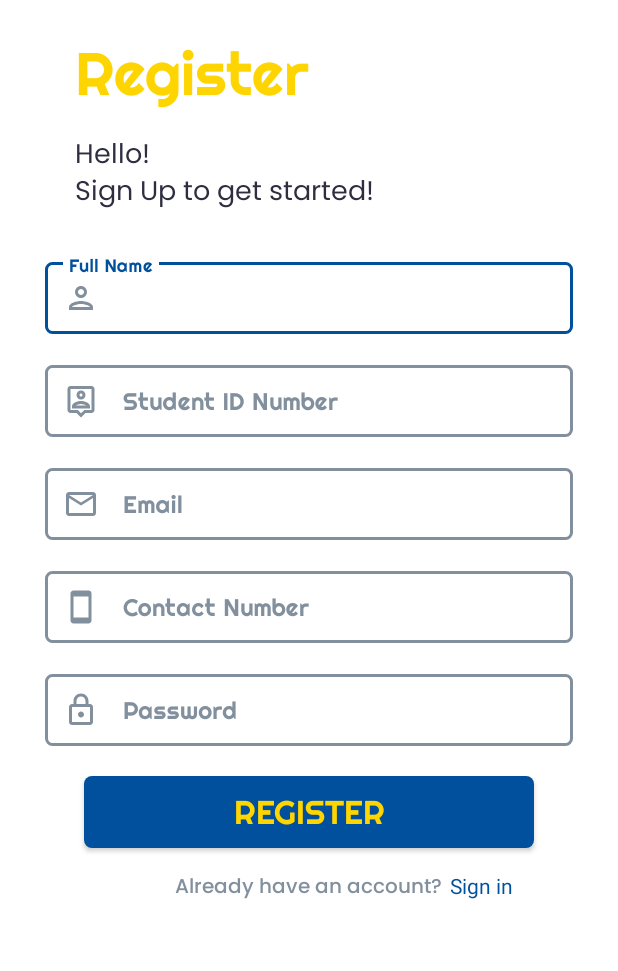
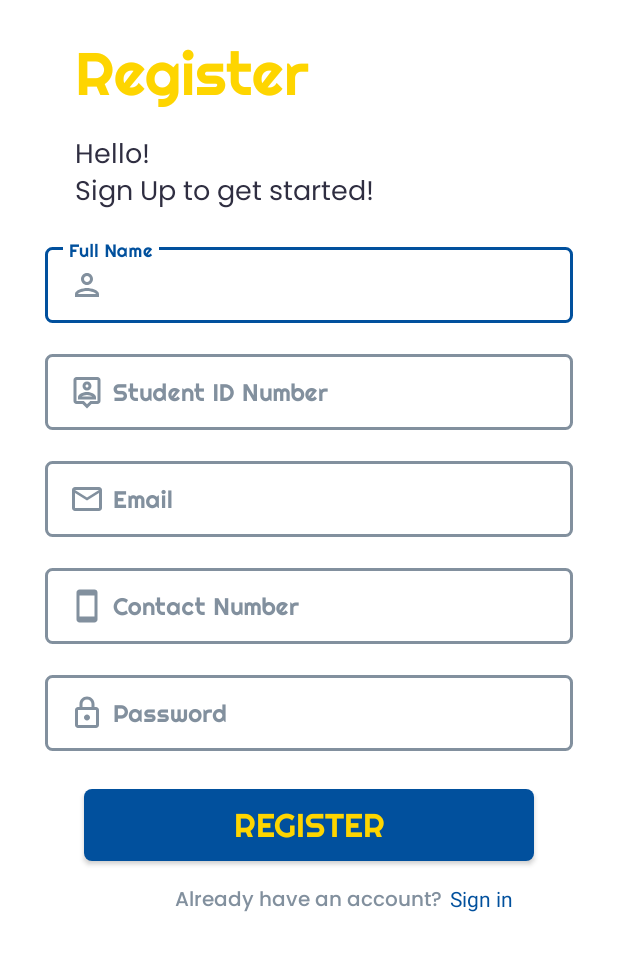
Before and after one commit to 3-BCSAD-Group-6/HeronSafeMobileApp, an Android app: the RegistrationActivity screen opened directly, with no data from a screen before it, on a phone screen of 412 x 824 dp, the part 113-1084 px from its top. Run offline under Robolectric (Android 15) with nearby library versions, the phone set to English and light mode, and no system bars; 1 statement that could not run was skipped.

Commit message:
Sdk upgrade to 31

```diff
--- a/app/build.gradle
+++ b/app/build.gradle
@@ -3,12 +3,12 @@ plugins {
 }
 
 android {
-    compileSdk 30
+    compileSdk 31
 
     defaultConfig {
         applicationId "com.example.heronsafeapp"
         minSdk 23
-        targetSdk 30
+        targetSdk 31
         versionCode 1
         versionName "1.0"
 
@@ -34,7 +34,7 @@ dependencies {
     implementation 'androidx.constraintlayout:constraintlayout:2.1.1'
     implementation 'com.google.android.material:material:1.5.0-alpha05'
     implementation 'com.github.VishnuSivadasVS:Advanced-HttpURLConnection:1.2'
-    testImplementation 'junit:junit:'
+    testImplementation 'junit:junit:4.+'
     androidTestImplementation 'androidx.test.ext:junit:1.1.3'
     androidTestImplementation 'androidx.test.espresso:espresso-core:3.4.0'
 }
--- a/app/src/main/AndroidManifest.xml
+++ b/app/src/main/AndroidManifest.xml
@@ -11,10 +11,12 @@
         android:theme="@style/Theme.HeronSafeApp">
         <activity
             android:name=".RegistrationActivity"
-            android:exported="false" />
+            android:exported="false"
+            android:label="Registration"/>
         <activity
             android:name=".LoginActivity"
-            android:exported="false" />
+            android:exported="false"
+            android:label="Login"/>
         <activity
             android:name=".StartUp"
             android:exported="false"
--- a/app/src/main/java/com/example/heronsafeapp/RegistrationActivity.java
+++ b/app/src/main/java/com/example/heronsafeapp/RegistrationActivity.java
@@ -2,13 +2,26 @@ package com.example.heronsafeapp;
 
 import androidx.appcompat.app.AppCompatActivity;
 
+import android.content.Intent;
 import android.os.Bundle;
+import android.view.View;
+import android.widget.ImageButton;
 
 public class RegistrationActivity extends AppCompatActivity {
-
+ImageButton btnBack;
     @Override
     protected void onCreate(Bundle savedInstanceState) {
         super.onCreate(savedInstanceState);
         setContentView(R.layout.activity_registration);
+
+        btnBack = findViewById(R.id.btnBackLogin);
+
+        btnBack.setOnClickListener(new View.OnClickListener() {
+            @Override
+            public void onClick(View v) {
+                Intent b = new Intent(RegistrationActivity.this, StartUp.class);
+                startActivity(b);
+            }
+        });
     }
 }
--- a/app/src/main/res/layout/activity_registration.xml
+++ b/app/src/main/res/layout/activity_registration.xml
@@ -60,7 +60,7 @@
     <com.google.android.material.textfield.TextInputLayout
         android:id="@+id/txtLayoutFName"
         android:layout_below="@id/tvSubtextRegister"
-        android:layout_marginTop="25dp"
+        android:layout_marginTop="15dp"
         android:layout_width="match_parent"
         android:layout_height="wrap_content"
         android:layout_centerHorizontal="true"
@@ -71,11 +71,11 @@
         app:boxCornerRadiusBottomEnd="5dp"
         app:boxCornerRadiusBottomStart="5dp"
         app:boxCornerRadiusTopEnd="5dp"
-        app:boxCornerRadiusTopStart="5dp"
-        app:startIconDrawable="@drawable/ic_outline_person_24"
-        app:startIconTint="@color/gray">
+        app:boxCornerRadiusTopStart="5dp">
 
         <com.google.android.material.textfield.TextInputEditText
+            android:drawableStart="@drawable/ic_outline_person_24"
+            android:drawablePadding="5dp"
             android:id="@+id/etRegisterFName"
             android:layout_width="match_parent"
             android:layout_height="wrap_content"
@@ -98,11 +98,11 @@
         app:boxCornerRadiusBottomEnd="5dp"
         app:boxCornerRadiusBottomStart="5dp"
         app:boxCornerRadiusTopEnd="5dp"
-        app:boxCornerRadiusTopStart="5dp"
-        app:startIconDrawable="@drawable/ic_outline_person_pin_24"
-        app:startIconTint="@color/gray">
+        app:boxCornerRadiusTopStart="5dp">
 
         <com.google.android.material.textfield.TextInputEditText
+            android:drawableStart="@drawable/ic_outline_person_pin_24"
+            android:drawablePadding="5dp"
             android:id="@+id/etRegisterStudentID"
             android:layout_width="match_parent"
             android:layout_height="wrap_content"
@@ -125,11 +125,11 @@
         app:boxCornerRadiusBottomEnd="5dp"
         app:boxCornerRadiusBottomStart="5dp"
         app:boxCornerRadiusTopEnd="5dp"
-        app:boxCornerRadiusTopStart="5dp"
-        app:startIconDrawable="@drawable/ic_outline_email_24"
-        app:startIconTint="@color/gray">
+        app:boxCornerRadiusTopStart="5dp">
 
         <com.google.android.material.textfield.TextInputEditText
+            android:drawableStart="@drawable/ic_outline_email_24"
+            android:drawablePadding="5dp"
             android:id="@+id/etRegisterEmail"
             android:layout_width="match_parent"
             android:layout_height="wrap_content"
@@ -152,12 +152,12 @@
         app:boxCornerRadiusBottomEnd="5dp"
         app:boxCornerRadiusBottomStart="5dp"
         app:boxCornerRadiusTopEnd="5dp"
-        app:boxCornerRadiusTopStart="5dp"
-        app:startIconDrawable="@drawable/ic_outline_smartphone_24"
-        app:startIconTint="@color/gray">
+        app:boxCornerRadiusTopStart="5dp">
 
         <com.google.android.material.textfield.TextInputEditText
             android:id="@+id/etRegisterContactNum"
+            android:drawableStart="@drawable/ic_outline_smartphone_24"
+            android:drawablePadding="5dp"
             android:layout_width="match_parent"
             android:layout_height="wrap_content"
             android:fontFamily="@font/righteous_regular"
@@ -174,18 +174,18 @@
         android:layout_centerHorizontal="true"
         android:layout_marginStart="30dp"
         android:layout_marginEnd="30dp"
-        android:layout_marginBottom="20dp"
+        android:layout_marginBottom="25dp"
         style="@style/LoginTextInputLayoutStyle"
         app:boxCornerRadiusBottomEnd="5dp"
         app:boxCornerRadiusBottomStart="5dp"
         app:boxCornerRadiusTopEnd="5dp"
         app:boxCornerRadiusTopStart="5dp"
-        app:startIconDrawable="@drawable/ic_outline_lock_24"
-        app:startIconTint="@color/gray"
         app:endIconMode="password_toggle">
 
         <com.google.android.material.textfield.TextInputEditText
             android:id="@+id/etRegisterPassword"
+            android:drawableStart="@drawable/ic_outline_lock_24"
+            android:drawablePadding="5dp"
             android:layout_width="match_parent"
             android:layout_height="wrap_content"
             android:fontFamily="@font/righteous_regular"
```
Also changed, not shown: app/src/main/java/com/example/heronsafeapp/StartUp.java (+8 -0 lines), app/src/main/res/layout/activity_login.xml (+6 -7 lines).
